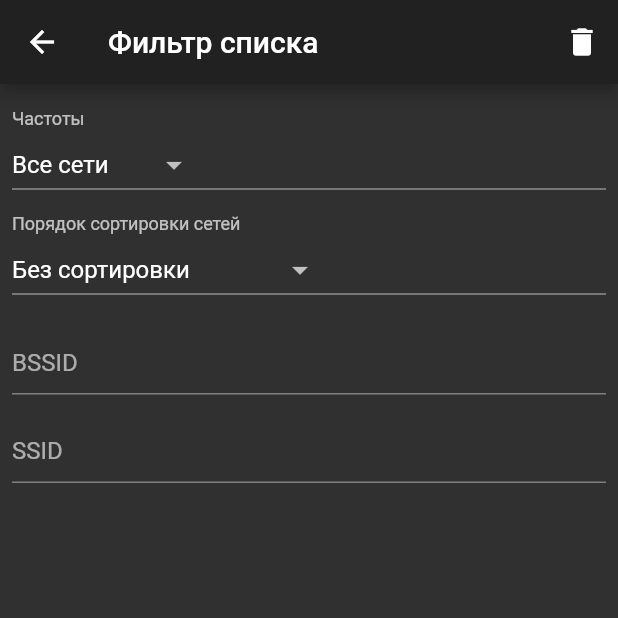
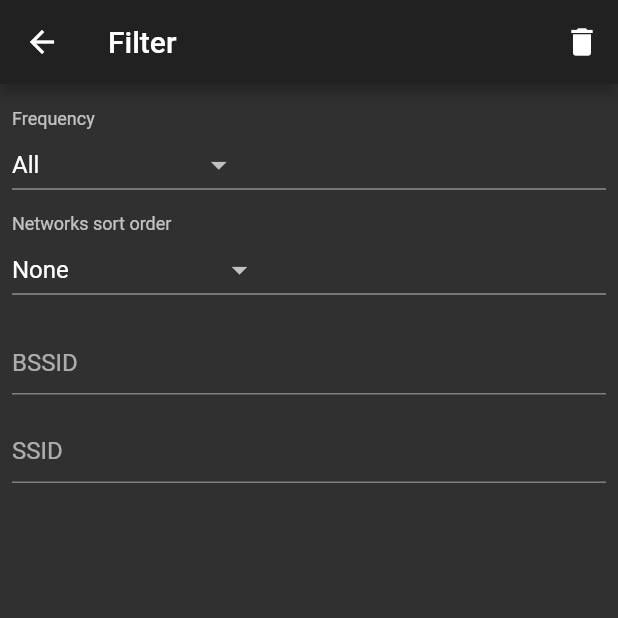
Before and after one commit to shpak86/winmap, a Flutter app: the NetworksScreen screen opened by its route, after a tap on the "search" icon, on a phone screen of 412 x 824 dp, the top half of it. Run offline on Flutter 3.47's test engine with Material 2 defaults, Android fonts, the phone set to English and light mode, and no system bars; our stand-ins replace shared_preferences; missing offline and left inert: tcp_scanner, wifi_info_plugin; accounts and stored records are empty.

Commit message:
Changed interface language to English

```diff
--- a/lib/components/DisplayTable.dart
+++ b/lib/components/DisplayTable.dart
@@ -19,8 +19,8 @@ class DisplayTable extends StatelessWidget {
             Expanded(
               child: DataTable(
                 columns: [
-                  DataColumn(label: Text("Параметр")),
-                  DataColumn(label: Text("Значение"))
+                  DataColumn(label: Text("Parameter")),
+                  DataColumn(label: Text("Value"))
                 ],
                 rows: _labels.keys
                     .map((label) => DataRow(cells: [
--- a/lib/components/NetworkCard.dart
+++ b/lib/components/NetworkCard.dart
@@ -112,7 +112,7 @@ class NetworkCardState extends State<NetworkCard> {
     final scaffold = Scaffold.of(context);
     scaffold.showSnackBar(
       SnackBar(
-        content: const Text('Скопировано в буфер обмена'),
+        content: const Text('Copied to clipboard'),
         action: SnackBarAction(label: 'OK', onPressed: scaffold.hideCurrentSnackBar),
       ),
     );
--- a/lib/components/TileGrid.dart
+++ b/lib/components/TileGrid.dart
@@ -55,7 +55,7 @@ class TileGridState extends State<TileGrid> {
       crossAxisCount: 3,
       children: <Widget>[
         ScreenTile(
-          label: "Устройство",
+          label: "Device",
           icon: Icons.perm_device_information,
           route: "/hardware_information",
           tag: "hardware_information",
@@ -67,13 +67,13 @@ class TileGridState extends State<TileGrid> {
           tag: "android_information",
         ),
         ScreenTile(
-          label: "Соединение",
+          label: "Connection",
           icon: Icons.wifi,
           route: "/connection",
           tag: "connection",
         ),
         ScreenTile(
-          label: "Сети",
+          label: "Networks",
           icon: Icons.leak_add,
           route: "/networks",
           tag: "networks",
@@ -86,27 +86,27 @@ class TileGridState extends State<TileGrid> {
           tag: "scanner",
         ),
         ScreenTile(
-          label: "Скорость",
+          label: "Speed",
           icon: Icons.network_check,
           route: "/speedometer",
           tag: "speedometer",
         ),
 
         ScreenTile(
-          label: "Отчет",
+          label: "Report",
           icon: Icons.assignment_turned_in,
           route: "/report",
           tag: "report",
           color: AuthorizationProvider.authorized == true ? Colors.white10 : Colors.red[400],
         ),
         ScreenTile(
-          label: "Загрузка",
+          label: "View",
           icon: Icons.assignment_returned,
           route: "/report_viewer",
           tag: "report_viewer",
         ),
         ScreenTile(
-          label: "Настройки",
+          label: "Settings",
           icon: Icons.settings,
           route: "/configuration",
           tag: "configuration",
--- a/lib/screens/AndroidInformationScreen.dart
+++ b/lib/screens/AndroidInformationScreen.dart
@@ -39,7 +39,7 @@ class AndroidInformationScreen extends StatelessWidget {
           Icons.android,
           tag: "android_information",
         ),
-        title: Text("Информация Android"),
+        title: Text("Android"),
       ),
       body: showBody(),
     );
--- a/lib/screens/ConnectionScreen.dart
+++ b/lib/screens/ConnectionScreen.dart
@@ -65,7 +65,7 @@ class ConnectionScreenState extends State<ConnectionScreen> {
             Icons.wifi,
             tag: "connection",
           ),
-          title: Text("Соединение"),
+          title: Text("Connection"),
         ),
         body: showBody());
   }
--- a/lib/screens/HardwareInformationScreen.dart
+++ b/lib/screens/HardwareInformationScreen.dart
@@ -36,7 +36,7 @@ class HardwareInformationScreen extends StatelessWidget {
           Icons.perm_device_information,
           tag: "hardware_information",
         ),
-        title: Text("Устройство"),
+        title: Text("Device"),
       ),
       body: showBody(),
     );
--- a/lib/screens/MainScreen.dart
+++ b/lib/screens/MainScreen.dart
@@ -15,7 +15,7 @@ class MainScreenState extends State<MainScreen> {
   Widget build(BuildContext context) {
     return Scaffold(
       appBar: AppBar(
-        title: Text("Хакатул"),
+        title: Text("Winmap"),
       ),
 //      drawer: MenuDrawer(),
       body: TileGrid(),
--- a/lib/screens/NetworksScreen.dart
+++ b/lib/screens/NetworksScreen.dart
@@ -64,7 +64,7 @@ class NetworksScreenState extends State<NetworksScreen> {
           Icons.leak_add,
           tag: "networks",
         ),
-        title: Text("Wi-Fi сети"),
+        title: Text("Wi-Fi networks"),
         actions: <Widget>[
           IconButton(
             icon: Icon(
--- a/lib/screens/NetworksSettingsScreen.dart
+++ b/lib/screens/NetworksSettingsScreen.dart
@@ -30,7 +30,7 @@ class NetworksSettingsScreenState extends State<NetworksDisplayPropertiesScreen>
   Widget build(BuildContext context) {
     return Scaffold(
       appBar: AppBar(
-        title: Text("Фильтр списка"),
+        title: Text("Filter"),
         actions: <Widget>[
           IconButton(
             icon: Icon(Icons.delete),
@@ -66,25 +66,25 @@ class NetworksSettingsScreenState extends State<NetworksDisplayPropertiesScreen>
 
   NetworksSortOrder stringToOrder(String string) {
     NetworksSortOrder result;
-    if (string == "Без сортировки") result = NetworksSortOrder.none;
-    if (string == "BSSID по возрастанию") result = NetworksSortOrder.bssidAsc;
-    if (string == "BSSID по убыванию") result = NetworksSortOrder.bssidDesc;
-    if (string == "SSID по возрастанию") result = NetworksSortOrder.ssidAsc;
-    if (string == "SSID по убыванию") result = NetworksSortOrder.ssidDesc;
-    if (string == "Сигнал по возрастанию") result = NetworksSortOrder.signalAsc;
-    if (string == "Сигнал по убыванию") result = NetworksSortOrder.signalDesc;
+    if (string == "None") result = NetworksSortOrder.none;
+    if (string == "BSSID ascending") result = NetworksSortOrder.bssidAsc;
+    if (string == "BSSID descending") result = NetworksSortOrder.bssidDesc;
+    if (string == "SSID ascending") result = NetworksSortOrder.ssidAsc;
+    if (string == "SSID descending") result = NetworksSortOrder.ssidDesc;
+    if (string == "Сигнал ascending") result = NetworksSortOrder.signalAsc;
+    if (string == "Сигнал descending") result = NetworksSortOrder.signalDesc;
     return result;
   }
 
   String orderToString(NetworksSortOrder order) {
     String result = "";
-    if (order == NetworksSortOrder.none) result = "Без сортировки";
-    if (order == NetworksSortOrder.bssidAsc) result = "BSSID по возрастанию";
-    if (order == NetworksSortOrder.bssidDesc) result = "BSSID по убыванию";
-    if (order == NetworksSortOrder.ssidAsc) result = "SSID по возрастанию";
-    if (order == NetworksSortOrder.ssidDesc) result = "SSID по убыванию";
-    if (order == NetworksSortOrder.signalAsc) result = "Сигнал по возрастанию";
-    if (order == NetworksSortOrder.signalDesc) result = "Сигнал по убыванию";
+    if (order == NetworksSortOrder.none) result = "None";
+    if (order == NetworksSortOrder.bssidAsc) result = "BSSID ascending";
+    if (order == NetworksSortOrder.bssidDesc) result = "BSSID descending";
+    if (order == NetworksSortOrder.ssidAsc) result = "SSID ascending";
+    if (order == NetworksSortOrder.ssidDesc) result = "SSID descending";
+    if (order == NetworksSortOrder.signalAsc) result = "Сигнал ascending";
+    if (order == NetworksSortOrder.signalDesc) result = "Сигнал descending";
     return result;
   }
 
@@ -95,7 +95,7 @@ class NetworksSettingsScreenState extends State<NetworksDisplayPropertiesScreen>
         crossAxisAlignment: CrossAxisAlignment.start,
         children: <Widget>[
           Text(
-            "Порядок сортировки сетей",
+            "Networks sort order",
             style: Theme.of(context).textTheme.caption,
           ),
           Row(
@@ -109,13 +109,13 @@ class NetworksSettingsScreenState extends State<NetworksDisplayPropertiesScreen>
                     });
                   },
                   items: <String>[
-                    "Без сортировки",
-                    "BSSID по возрастанию",
-                    "BSSID по убыванию",
-                    "SSID по возрастанию",
-                    "SSID по убыванию",
-                    "Сигнал по возрастанию",
-                    "Сигнал по убыванию",
+                    "None",
+                    "BSSID ascending",
+                    "BSSID descending",
+                    "SSID ascending",
+                    "SSID descending",
+                    "Сигнал ascending",
+                    "Сигнал descending",
                   ].map<DropdownMenuItem<String>>((String value) {
                     return DropdownMenuItem<String>(
                       value: value,
@@ -171,17 +171,17 @@ class NetworksSettingsScreenState extends State<NetworksDisplayPropertiesScreen>
 
   NetworkFrequency stringToFrequency(String string) {
     NetworkFrequency frequency;
-    if (string == "Все сети") frequency = NetworkFrequency.all;
-    if (string == "Сети 5 GHz") frequency = NetworkFrequency.mhz5000;
-    if (string == "Сети 2.4 GHz") frequency = NetworkFrequency.mhz2400;
+    if (string == "All") frequency = NetworkFrequency.all;
+    if (string == "5 GHz networks") frequency = NetworkFrequency.mhz5000;
+    if (string == "2.4 GHz networks") frequency = NetworkFrequency.mhz2400;
     return frequency;
   }
 
   String frequencyToString(NetworkFrequency frequency) {
     String result;
-    if (frequency == NetworkFrequency.all) result = "Все сети";
-    if (frequency == NetworkFrequency.mhz5000) result = "Сети 5 GHz";
-    if (frequency == NetworkFrequency.mhz2400) result = "Сети 2.4 GHz";
+    if (frequency == NetworkFrequency.all) result = "All";
+    if (frequency == NetworkFrequency.mhz5000) result = "5 GHz networks";
+    if (frequency == NetworkFrequency.mhz2400) result = "2.4 GHz networks";
     return result;
   }
 
@@ -192,7 +192,7 @@ class NetworksSettingsScreenState extends State<NetworksDisplayPropertiesScreen>
         crossAxisAlignment: CrossAxisAlignment.start,
         children: <Widget>[
           Text(
-            "Частоты",
+            "Frequency",
             style: Theme.of(context).textTheme.caption,
           ),
           Row(
@@ -206,9 +206,9 @@ class NetworksSettingsScreenState extends State<NetworksDisplayPropertiesScreen>
                     });
                   },
                   items: <String>[
-                    "Все сети",
-                    "Сети 5 GHz",
-                    "Сети 2.4 GHz",
+                    "All",
+                    "5 GHz networks",
+                    "2.4 GHz networks",
                   ].map<DropdownMenuItem<String>>((String value) {
                     return DropdownMenuItem<String>(
                       value: value,
--- a/lib/screens/ScannerScreen.dart
+++ b/lib/screens/ScannerScreen.dart
@@ -145,7 +145,7 @@ class ScannerScreenState extends State<ScannerScreen> {
           Icons.import_export,
           tag: "scanner",
         ),
-        title: Text("TCP сканер"),
+        title: Text("TCP scanner"),
       ),
       body: showContent(),
       floatingActionButton: showFloatingActionButton(),
--- a/lib/screens/SpeedometerScreen.dart
+++ b/lib/screens/SpeedometerScreen.dart
@@ -69,7 +69,7 @@ class SpeedometerScreenState extends State<SpeedometerScreen> {
           Icons.network_check,
           tag: "speedometer",
         ),
-        title: Text("Тест скорости"),
+        title: Text("Speed test"),
       ),
       body: _showContent(),
       floatingActionButton: _showFloatingActionButton(),
```
Also changed, not shown: lib/components/MenuDrawer.dart (+7 -7 lines), lib/screens/ConfigurationScreen.dart (+5 -5 lines), lib/screens/ReportEditorScreen.dart (+8 -8 lines), lib/screens/ReportViewerScreen.dart (+5 -5 lines).
